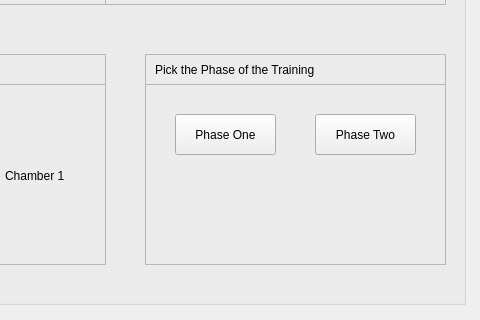
NC4Lab/omniroute_ubuntu_ws, file src/omniroute_operation/src/single_T_maze/single_T_maze_interface.ui: the form before one commit; both pictures show x 225 to 705 and y 166 to 486 of the 705 by 486 pixel window.
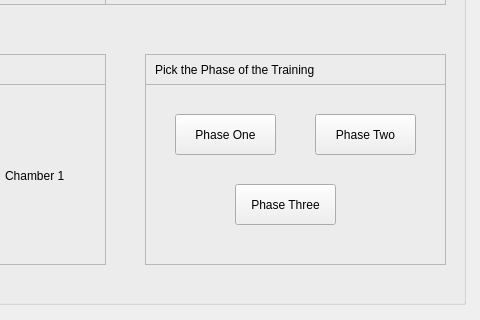
The form after the commit.

Commit message: changes for the rotating single T mazes

The edit to the form file:
```diff
--- a/src/omniroute_operation/src/single_T_maze/single_T_maze_interface.ui
+++ b/src/omniroute_operation/src/single_T_maze/single_T_maze_interface.ui
@@ -305,6 +305,19 @@
       <string>Phase Two</string>
      </property>
     </widget>
+    <widget class="QPushButton" name="phaseThreeBtn">
+     <property name="geometry">
+      <rect>
+       <x>90</x>
+       <y>100</y>
+       <width>101</width>
+       <height>41</height>
+      </rect>
+     </property>
+     <property name="text">
+      <string>Phase Three</string>
+     </property>
+    </widget>
    </widget>
    <widget class="QFrame" name="frame_3">
     <property name="geometry">
```
The commit also changes 1 other file.
